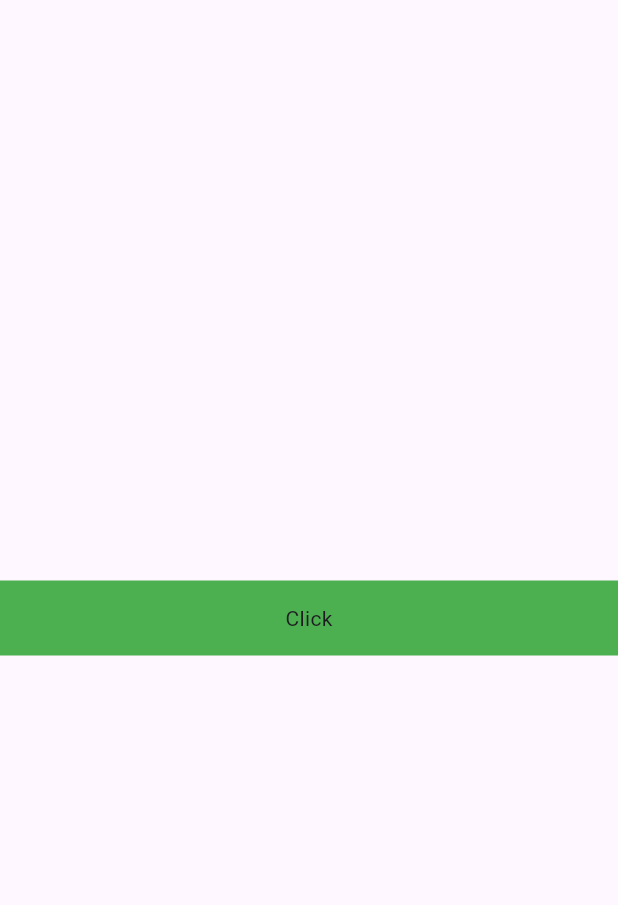
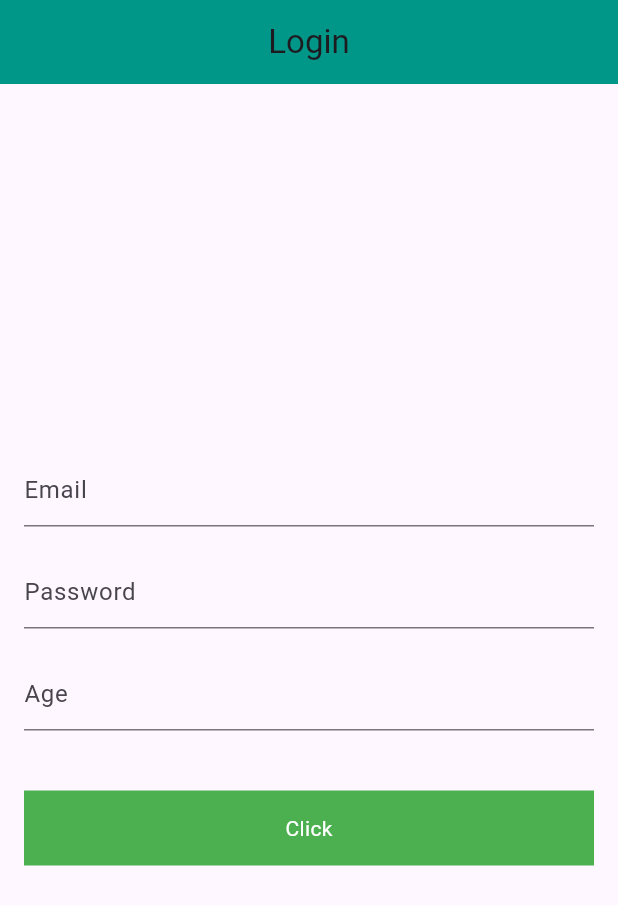
Before and after one commit to hayahahmed08/Multi_Role_Based_App, a Flutter app: the screen it shows after launch, on a phone screen of 412 x 824 dp. Shown: the top 905 px of the screen. Run offline on Flutter 3.47's test engine with Material 3 defaults, Android fonts, the phone set to English and light mode, and no system bars; our stand-ins replace shared_preferences; network calls fail.

Commit message:
recent fixations

```diff
--- a/lib/Home_Screen.dart
+++ b/lib/Home_Screen.dart
@@ -12,8 +12,10 @@ class _HomeScreenState extends State<HomeScreen> {
   Widget build(BuildContext context) {
     return Scaffold(
       body: Column(
+        mainAxisAlignment: MainAxisAlignment.center
+        ,crossAxisAlignment: CrossAxisAlignment.center,
         children: [
-
+          Text('HOME SCREEN')
         ],
       ),
     );
--- a/lib/login_screen.dart
+++ b/lib/login_screen.dart
@@ -1,41 +1,85 @@
 import 'package:flutter/material.dart';
+import 'package:multi_role_base_app/Home_Screen.dart';
+import 'package:shared_preferences/shared_preferences.dart';
 
-class loginScreen extends StatelessWidget {
+class loginScreen extends StatefulWidget {
   const loginScreen({super.key});
 
   @override
+  _LoginScreenState createState() => _LoginScreenState();
+}
+
+class _LoginScreenState extends State<loginScreen> {
+  final TextEditingController passwordController = TextEditingController();
+  final TextEditingController emailController = TextEditingController();
+  final TextEditingController ageController = TextEditingController();
+
+  @override
   Widget build(BuildContext context) {
-    return Scaffold(
-      body: Column(
+    return SafeArea(
+      child: Scaffold(
+        appBar: AppBar(
+          title: const Text("Login"),
+          centerTitle: true,
+          backgroundColor: Colors.teal,
+          automaticallyImplyLeading: false,
+        ),
+        body: Padding(
+          padding: const EdgeInsets.all(16.0),
+          child: Column(
             mainAxisAlignment: MainAxisAlignment.center,
             crossAxisAlignment: CrossAxisAlignment.center,
             children: [
+              TextFormField(
+                controller: emailController,
+                decoration: const InputDecoration(
+                  hintText: 'Email',
+                ),
+                keyboardType: TextInputType.emailAddress,
+              ),
+              const SizedBox(height: 20),
+              TextFormField(
+                controller: passwordController,
+                decoration: const InputDecoration(
+                  hintText: 'Password',
+                ),
+                obscureText: true,
+              ),
+              const SizedBox(height: 20),
+              TextFormField(
+                controller: ageController,
+                keyboardType: TextInputType.number,
+                decoration: const InputDecoration(
+                  hintText: 'Age',
+                ),
+              ),
+              const SizedBox(height: 40),
               InkWell(
-            onTap: () {
-              print('tap');
-              add(2, 4);
-              func();
+                onTap: () async {
+                  SharedPreferences sp = await SharedPreferences.getInstance();
+                  sp.setString('email', emailController.text.toString());
+                  sp.setString('password', passwordController.text.toString());
+                  sp.setString('age', ageController.text.toString());
+                  sp.setBool('islogin', true);
+
+                  Navigator.pushReplacement(
+                    context,
+                    MaterialPageRoute(builder: (context) => HomeScreen()),
+                  );
                 },
                 child: Container(
                   height: 50,
                   width: double.infinity,
                   color: Colors.green,
-              child: Center(
-                child: Text('Click'),
+                  child: const Center(
+                    child: Text('Click', style: TextStyle(color: Colors.white)),
                   ),
                 ),
-          )
+              ),
             ],
+          ),
+        ),
       ),
     );
   }
-
-  void add(int x, int y) {
-    print(x + y);
 }
-
-  Future<void> func() async{ //wait until u get ur desired result
-   await Future.delayed(Duration(seconds: 10));
-   print("delayed");
-  }
-}
--- a/pubspec.yaml
+++ b/pubspec.yaml
@@ -35,6 +35,7 @@ dependencies:
   # The following adds the Cupertino Icons font to your application.
   # Use with the CupertinoIcons class for iOS style icons.
   cupertino_icons: ^1.0.6
+  shared_preferences: ^2.3.2
 
 dev_dependencies:
   flutter_test:
```
Also changed, not shown: lib/splash_screen.dart (+7 -1 lines), pubspec.lock, 1 other file. Lines whose indentation alone changed are shown as unchanged.
